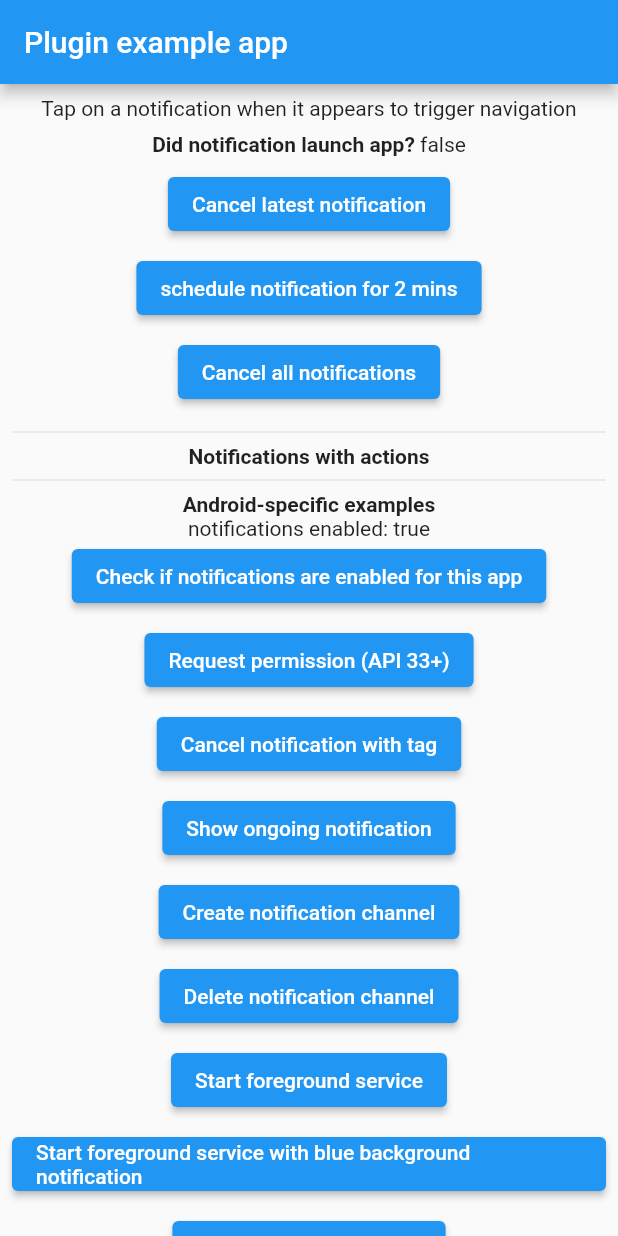
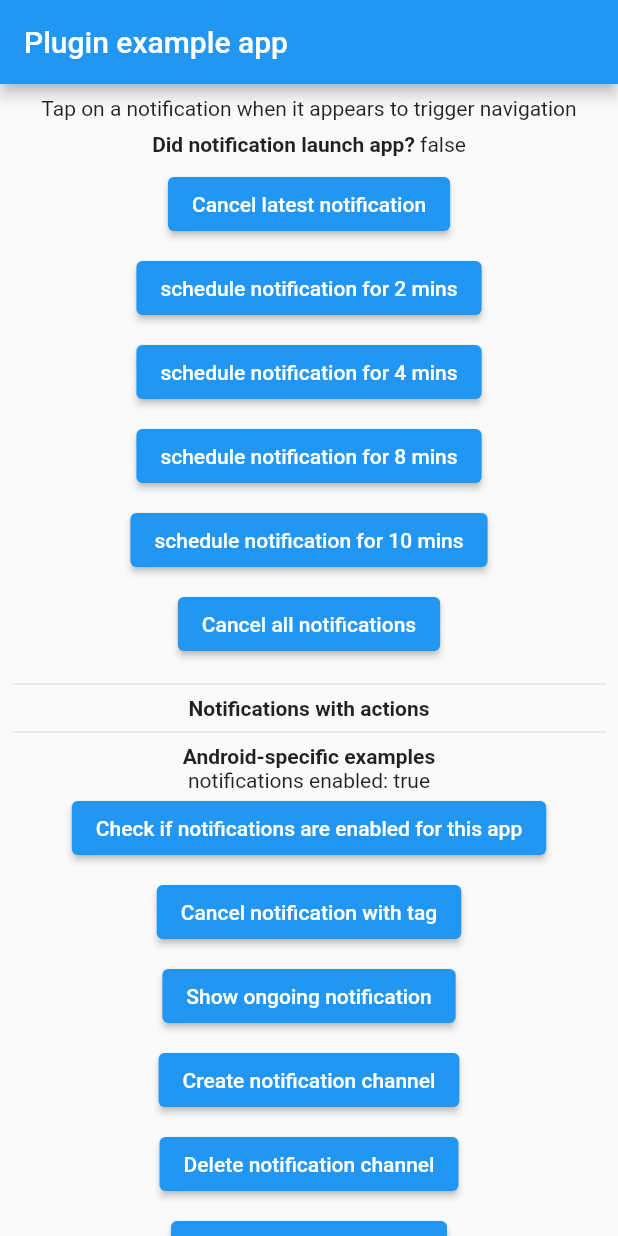
Before and after one commit to PeterWSamy/flutter_local_notifications_ex, a Flutter app: the screen it shows after launch, after a tap on "schedule notification for 2 mins", on a phone screen of 412 x 824 dp. Run offline on Flutter 3.47's test engine with Material 2 defaults, Android fonts, the light colour scheme and no system bars; our stand-ins replace flutter_local_notifications, flutter_native_timezone, timezone.

Commit message:
Add more scheduling options

```diff
--- a/lib/main.dart
+++ b/lib/main.dart
@@ -381,7 +381,25 @@ class _HomePageState extends State<HomePage> {
                   PaddedElevatedButton(
                     buttonText: 'schedule notification for 2 mins',
                     onPressed: () async {
-                      await _zonedScheduleNotification();
+                      await _zonedScheduleNotification(2);
+                    },
+                  ),
+                  PaddedElevatedButton(
+                    buttonText: 'schedule notification for 4 mins',
+                    onPressed: () async {
+                      await _zonedScheduleNotification(4);
+                    },
+                  ),
+                  PaddedElevatedButton(
+                    buttonText: 'schedule notification for 8 mins',
+                    onPressed: () async {
+                      await _zonedScheduleNotification(8);
+                    },
+                  ),
+                  PaddedElevatedButton(
+                    buttonText: 'schedule notification for 10 mins',
+                    onPressed: () async {
+                      await _zonedScheduleNotification(10);
                     },
                   ),
                   PaddedElevatedButton(
@@ -407,11 +425,6 @@ class _HomePageState extends State<HomePage> {
                           'Check if notifications are enabled for this app',
                       onPressed: _areNotifcationsEnabledOnAndroid,
                     ),
-                    PaddedElevatedButton(
-                      buttonText: 'Request permission (API 33+)',
-                      onPressed: () => _requestPermissions(),
-                    ),
-
                     PaddedElevatedButton(
                       buttonText: 'Cancel notification with tag',
                       onPressed: () async {
@@ -473,12 +486,12 @@ class _HomePageState extends State<HomePage> {
   }
 
 
-  Future<void> _zonedScheduleNotification() async {
+  Future<void> _zonedScheduleNotification(int mins) async {
     await flutterLocalNotificationsPlugin.zonedSchedule(
         0,
         'scheduled title',
         'scheduled body',
-        tz.TZDateTime.now(tz.local).add(const Duration(minutes: 2)),
+        tz.TZDateTime.now(tz.local).add(Duration(minutes: mins)),
         const NotificationDetails(
             android: AndroidNotificationDetails(
                 'your channel id', 'your channel name',
```
